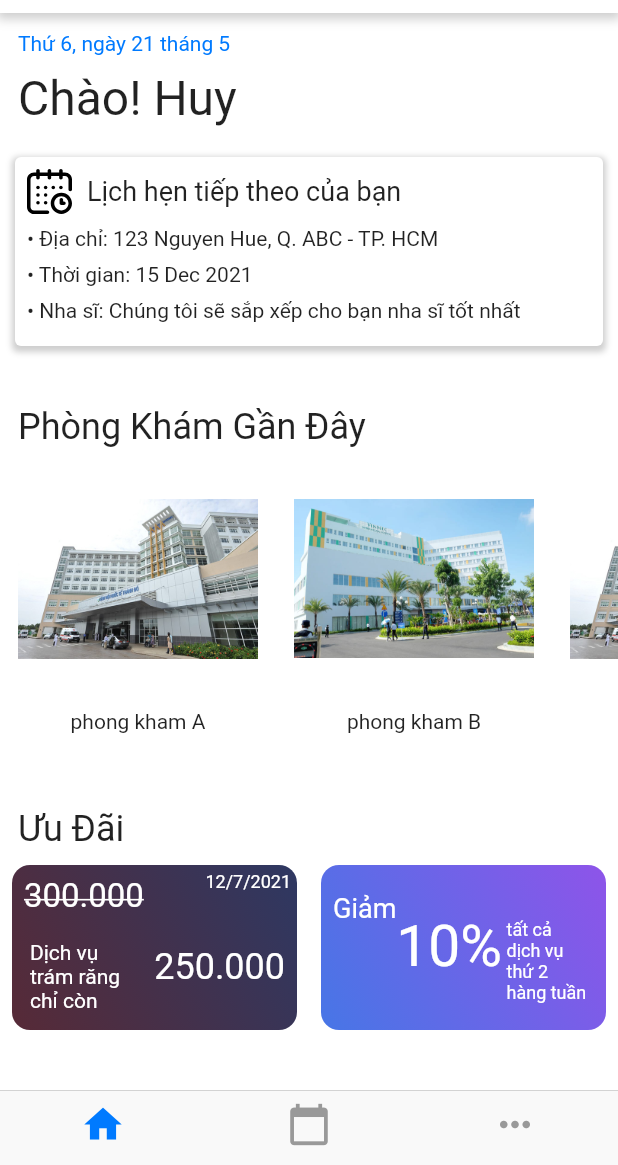
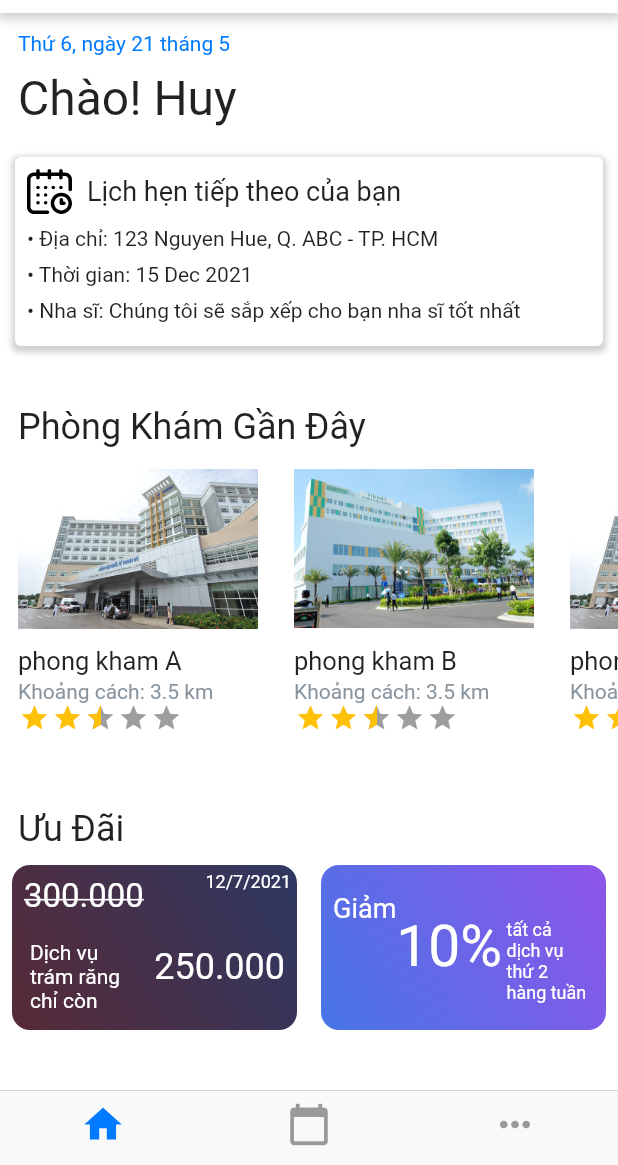
Before and after one commit to redore1234/HCIProject, a Flutter app: the screen it shows after launch, on a phone screen of 412 x 824 dp, the part 71-1236 px from its top. Run offline on Flutter 3.47's test engine with Material 2 defaults, Android fonts, the phone set to English and light mode, and no system bars; drawn by our look-alikes of flutter_rating_bar; our stand-ins replace date_picker_timeline, flutter_svg, fluttertoast, table_calendar; missing offline and left inert: fa_stepper.

Commit message:
update near by session in home page

```diff
--- a/lib/views/home/home.dart
+++ b/lib/views/home/home.dart
@@ -1,6 +1,7 @@
 import 'package:flutter/cupertino.dart';
 import 'package:flutter/material.dart';
 import 'package:clinicbookingapp/views/home/next-appointment-card.dart';
+import 'package:flutter_rating_bar/flutter_rating_bar.dart';
 import 'package:flutter_svg/flutter_svg.dart';
 import 'package:clinicbookingapp/helpers/constants.dart';
 import 'package:clinicbookingapp/views/global/shared-component.dart';
@@ -39,10 +40,31 @@ class Home extends StatelessWidget {
     );
   }
 
+  RatingBar _buildRatingBar(double rating) {
+    return RatingBar.builder(
+      initialRating: rating,
+      minRating: 1,
+      direction: Axis.horizontal,
+      allowHalfRating: true,
+      itemSize: 20,
+      itemCount: 5,
+      itemPadding: EdgeInsets.symmetric(horizontal: 1.0),
+      itemBuilder: (context, _) =>
+          Icon(
+            Icons.star,
+            color: Colors.amber,
+          ),
+      onRatingUpdate: (rating) {
+
+      },
+    );
+  }
+
   Widget _createNewsCard(String imageRef, String title) {
     return Padding(
       padding: const EdgeInsets.only(left: 12.0, right: 12.0),
       child: Column(
+        crossAxisAlignment: CrossAxisAlignment.start,
         children: <Widget>[
           Expanded(
             child: Container(
@@ -55,9 +77,12 @@ class Home extends StatelessWidget {
             ),
           ),
           SizedBox(
-            height: 10,
+            height: 8.0,
           ),
-          Text(title)
+          Text(title, style: TextStyle(fontSize: 17.0,),),
+          SizedBox(height: 2.0,),
+          Text("Khoảng cách: 3.5 km", style: TextStyle(color: Constants.GRAY),),
+          _buildRatingBar(2.5),
         ],
       ),
     );
```
Also changed, not shown: 3 other files.
